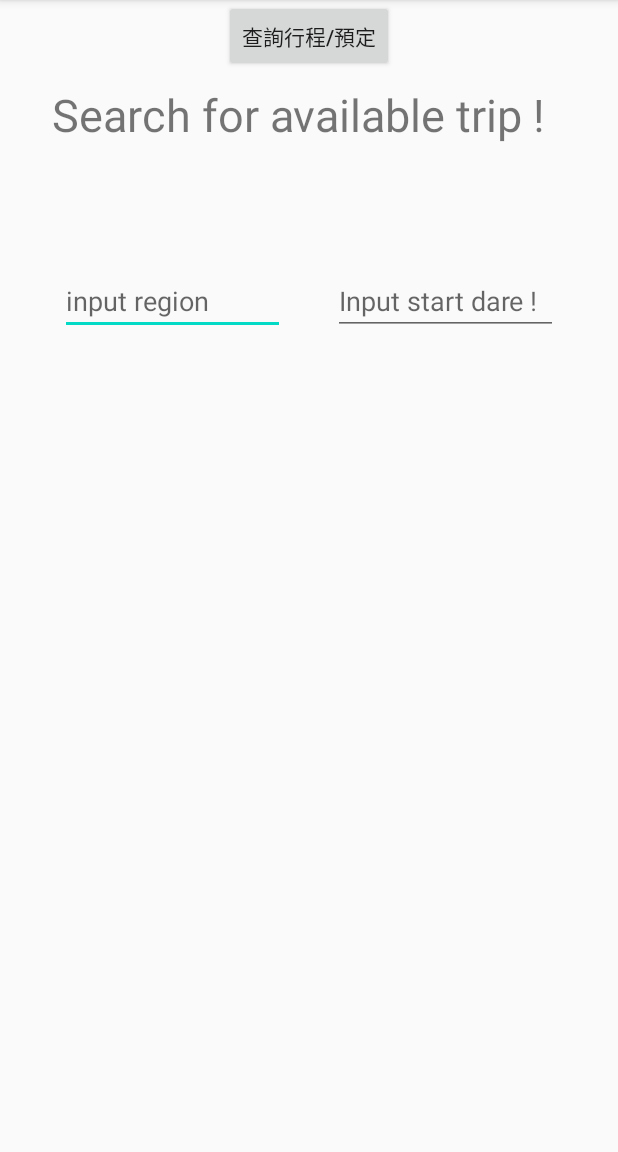
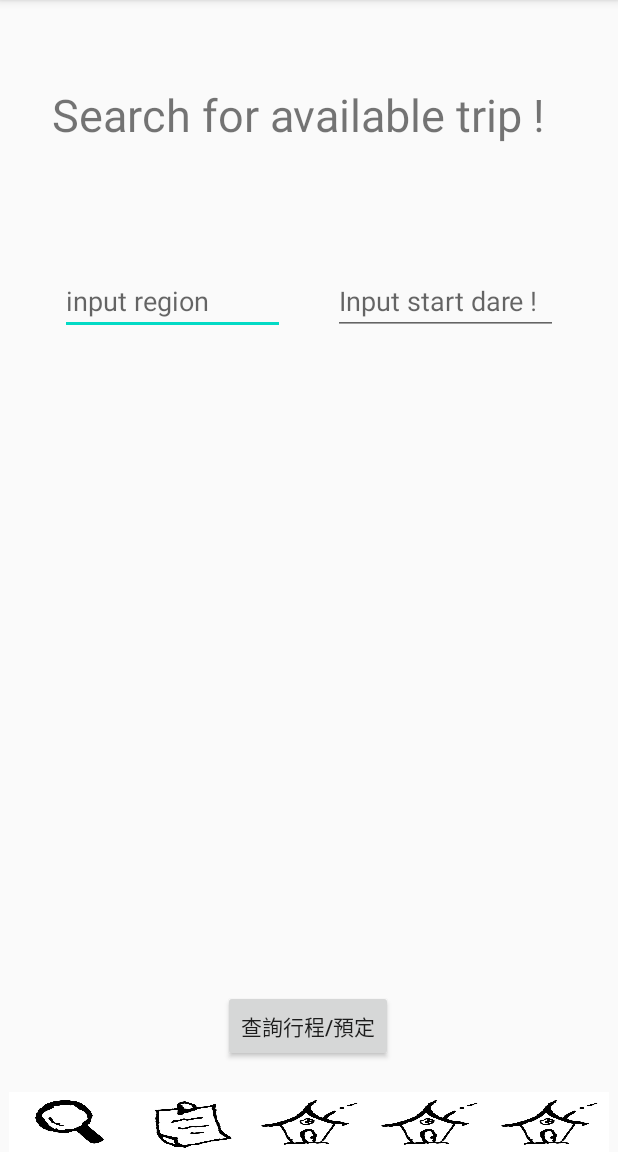
Before and after one commit to Jacksonacc877/OopTravelApp, an Android app: the SearchHomepage screen opened directly, with no data from a screen before it, on a phone screen of 412 x 824 dp, the part 84-1236 px from its top. Run offline under Robolectric (Android 15) with nearby library versions, the phone set to English and light mode, and no system bars; network calls fail; 1 statement that could not run was skipped.

Commit message:
search XML finish

```diff
--- a/app/src/main/AndroidManifest.xml
+++ b/app/src/main/AndroidManifest.xml
@@ -9,7 +9,8 @@
         android:roundIcon="@mipmap/ic_launcher_round"
         android:supportsRtl="true"
         android:theme="@style/AppTheme">
-        <activity android:name=".Account_information"></activity>
+        <activity android:name=".DevlopHomepage"></activity>
+        <activity android:name=".Account_information" />
         <activity android:name=".Account_register" />
         <activity android:name=".AccountHomepage" />
         <activity android:name=".order_related.Revised" />
--- a/app/src/main/java/com/example/oop_travel_app/search_related/SearchHomepage.java
+++ b/app/src/main/java/com/example/oop_travel_app/search_related/SearchHomepage.java
@@ -2,6 +2,7 @@ package com.example.oop_travel_app.search_related;
 
 import androidx.appcompat.app.AppCompatActivity;
 
+import android.annotation.SuppressLint;
 import android.content.Intent;
 import android.os.Bundle;
 import android.view.View;
@@ -11,6 +12,7 @@ import android.widget.ArrayAdapter;
 import android.widget.AutoCompleteTextView;
 import android.widget.Button;
 import android.widget.EditText;
+import android.widget.ImageButton;
 import android.widget.ListView;
 
 import java.util.ArrayList;
@@ -19,24 +21,42 @@ import java.util.Map;
 //import android.support.v7.app.AppCompatActivity;
 import android.widget.Toast;
 
+import com.example.oop_travel_app.AccountHomepage;
+import com.example.oop_travel_app.DevlopHomepage;
+import com.example.oop_travel_app.MainActivity;
 import com.example.oop_travel_app.database_function.DataList;
 import com.example.oop_travel_app.R;
+import com.example.oop_travel_app.order_related.ArrangeHomepage;
 
 public class SearchHomepage extends AppCompatActivity {
     private ListView listView;
     private Button search_button;
+    private ImageButton ss,so,sh,sa,sd;
     private ArrayList<Map<String,Object>> list;
     private listview_forsearch tld;
-    private String region_input;
-    private String startDate_input;
+    private String region_input,startDate_input;
     private AutoCompleteTextView mutextview;
 
+    @SuppressLint("WrongViewCast")
     @Override
     protected void onCreate(Bundle savedInstanceState) {
         super.onCreate(savedInstanceState);
         setContentView(R.layout.activity_searchhomepage);
         search_button = (Button) findViewById(R.id.search_button);
         search_button.setOnClickListener(search_button_listener);
+
+        ss=(ImageButton)findViewById(R.id.ss);
+        ss.setOnClickListener(ss_listener);
+        so=(ImageButton)findViewById(R.id.so);
+        so.setOnClickListener(so_listener);
+        sh=(ImageButton)findViewById(R.id.sh);
+        sh.setOnClickListener(sh_listener);
+        sa=(ImageButton)findViewById(R.id.sa);
+        sa.setOnClickListener(sa_listener);
+        sd=(ImageButton)findViewById(R.id.sd);
+        sd.setOnClickListener(sd_listener);
+
+        System.out.println("1");
 
         DataList dlt=new DataList(this);
         String[] hintregion=dlt.listCountry();
@@ -57,7 +77,6 @@ public class SearchHomepage extends AppCompatActivity {
             public void onItemClick(AdapterView<?> adapterView, View view, int position, long l) {
                 Adapter adapter = adapterView.getAdapter();
                 ListView listView = (ListView) adapterView;
-//////////-----Here to create a new activity which is to show the detail information(use intent to pass the data)------//////
                 Intent intent = new Intent(SearchHomepage.this, Search_Result_SameTitle.class);
                 Bundle bundle_test = new Bundle();
                 String region_name = (String) list.get(position).get("triptitle");
@@ -70,6 +89,42 @@ public class SearchHomepage extends AppCompatActivity {
 
 
     }
+    View.OnClickListener ss_listener=new View.OnClickListener() {
+        @Override
+        public void onClick(View v) {
+            Intent intent=new Intent(SearchHomepage.this,SearchHomepage.class);
+            startActivity(intent);
+        }
+    };
+    View.OnClickListener so_listener=new View.OnClickListener() {
+        @Override
+        public void onClick(View v) {
+            Intent intent=new Intent(SearchHomepage.this, ArrangeHomepage.class);
+            startActivity(intent);
+        }
+    };
+    View.OnClickListener sh_listener=new View.OnClickListener() {
+        @Override
+        public void onClick(View v) {
+            Intent intent=new Intent(SearchHomepage.this, MainActivity.class);
+            startActivity(intent);
+        }
+    };
+    View.OnClickListener sa_listener=new View.OnClickListener() {
+        @Override
+        public void onClick(View v) {
+            Intent intent=new Intent(SearchHomepage.this, AccountHomepage.class);
+            startActivity(intent);
+        }
+    };
+    View.OnClickListener sd_listener=new View.OnClickListener() {
+        @Override
+        public void onClick(View v) {
+            Intent intent=new Intent(SearchHomepage.this, DevlopHomepage.class);
+            startActivity(intent);
+        }
+    };
+
 
     View.OnClickListener mutlistener=new View.OnClickListener() {
         @Override
@@ -96,14 +151,18 @@ public class SearchHomepage extends AppCompatActivity {
             } else if (startDate_input.equals("")) {
                 DataList dl = new DataList(SearchHomepage.this);
                 String[] result = dl.searchDestination(region_input);
-                for (int i = 0; i < result.length; i++) {
+                System.out.println("5");
+                //int i = 0; i < result.length; i++
+                for (String s:result) {
                     HashMap<String,Object> item = new HashMap<String,Object>();
-                    String[] str=result[i].split(" , ");
+                    String[] str=s.split(" , ");
+                    //result[i].split
                     item.put("triptitle",str[0]);
                     item.put("priceinterval",str[1]);
                     item.put("dateinterval",str[2]);
                     list.add(item);
                 }
+                System.out.println("6");
                 tld.notifyDataSetChanged();
                 listView.setAdapter(tld);
                 if (list.size() == 0) {
@@ -112,9 +171,9 @@ public class SearchHomepage extends AppCompatActivity {
             } else {
                 DataList dl = new DataList(SearchHomepage.this);
                 String[] result = dl.searchDestination(region_input,startDate_input);
-                for (int i = 0; i < result.length; i++) {
+                for (String s:result) {
                     HashMap<String,Object> item = new HashMap<String,Object>();
-                    String[] str=result[i].split(" , ");
+                    String[] str=s.split(" , ");
                     item.put("triptitle",str[0]);
                     item.put("priceinterval",str[1]);
                     item.put("dateinterval",str[2]);
--- a/app/src/main/res/layout/activity_searchhomepage.xml
+++ b/app/src/main/res/layout/activity_searchhomepage.xml
@@ -50,11 +50,12 @@
         android:id="@+id/search_button"
         android:layout_width="wrap_content"
         android:layout_height="wrap_content"
+        android:layout_marginBottom="20dp"
         android:text="@string/go_search"
+        app:layout_constraintBottom_toTopOf="@+id/linearLayout2"
         app:layout_constraintEnd_toEndOf="parent"
-        app:layout_constraintHorizontal_bias="0.5"
-        app:layout_constraintStart_toStartOf="parent"
-        tools:layout_editor_absoluteY="619dp" />
+        app:layout_constraintHorizontal_bias="0.498"
+        app:layout_constraintStart_toStartOf="parent" />
 
     <ListView
         android:id="@+id/listview_search_result"
@@ -62,16 +63,73 @@
         android:layout_height="300dp"
         android:layout_marginStart="85dp"
         android:layout_marginLeft="85dp"
-        android:layout_marginTop="40dp"
+        android:layout_marginTop="24dp"
         android:layout_marginEnd="85dp"
         android:layout_marginRight="85dp"
-        android:layout_marginBottom="48dp"
+        android:layout_marginBottom="20dp"
         app:layout_constraintBottom_toTopOf="@+id/search_button"
         app:layout_constraintEnd_toEndOf="parent"
-        app:layout_constraintHorizontal_bias="0.5"
+        app:layout_constraintHorizontal_bias="0.507"
         app:layout_constraintStart_toStartOf="parent"
         app:layout_constraintTop_toBottomOf="@+id/search_region">
 
     </ListView>
 
+    <LinearLayout
+        android:id="@+id/linearLayout2"
+        android:layout_width="400dp"
+        android:layout_height="40dp"
+        android:orientation="horizontal"
+        app:layout_constraintBottom_toBottomOf="parent"
+        app:layout_constraintEnd_toEndOf="parent"
+        app:layout_constraintHorizontal_bias="0.5"
+        app:layout_constraintStart_toStartOf="parent">
+
+        <ImageButton
+            android:id="@+id/ss"
+            android:layout_width="80dp"
+            android:layout_height="40dp"
+            android:layout_weight="0"
+            android:background="#FFFFFF"
+            android:scaleType="fitXY"
+            app:srcCompat="@drawable/search" />
+
+        <ImageButton
+            android:id="@+id/so"
+            android:layout_width="80dp"
+            android:layout_height="40dp"
+            android:layout_weight="0"
+            android:background="#FFFFFF"
+            android:scaleType="fitXY"
+            app:srcCompat="@drawable/order" />
+
+        <ImageButton
+            android:id="@+id/sh"
+            android:layout_width="80dp"
+            android:layout_height="40dp"
+            android:layout_weight="0"
+            android:background="#FFFFFF"
+            android:scaleType="fitXY"
+            app:srcCompat="@drawable/home" />
+
+        <ImageButton
+            android:id="@+id/sa"
+            android:layout_width="80dp"
+            android:layout_height="40dp"
+            android:layout_weight="0"
+            android:background="#FFFFFF"
+            android:scaleType="fitXY"
+            app:srcCompat="@drawable/home" />
+
+        <ImageButton
+            android:id="@+id/sd"
+            android:layout_width="80dp"
+            android:layout_height="40dp"
+            android:layout_weight="0"
+            android:background="#FFFFFF"
+            android:scaleType="fitXY"
+            app:srcCompat="@drawable/home" />
+
+    </LinearLayout>
+
 </androidx.constraintlayout.widget.ConstraintLayout>
```
Also changed, not shown: app/src/main/java/com/example/oop_travel_app/DevlopHomepage.java (added, +16 -0 lines), app/src/main/res/layout/activity_devlop_homepage.xml (added, +9 -0 lines).
